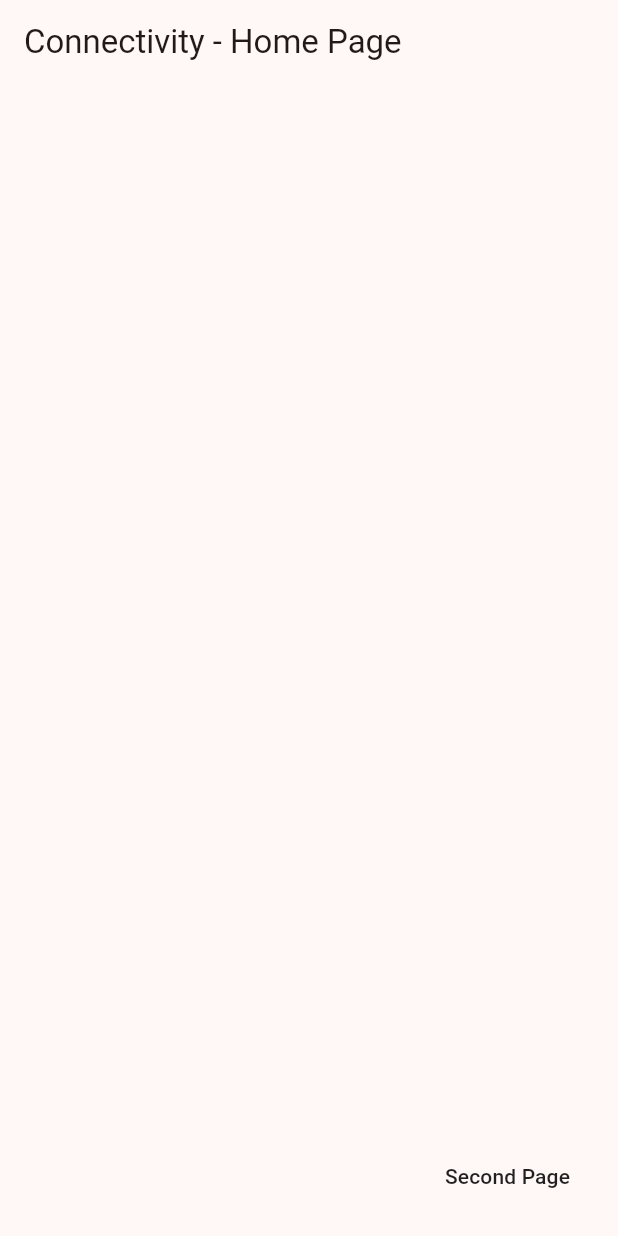
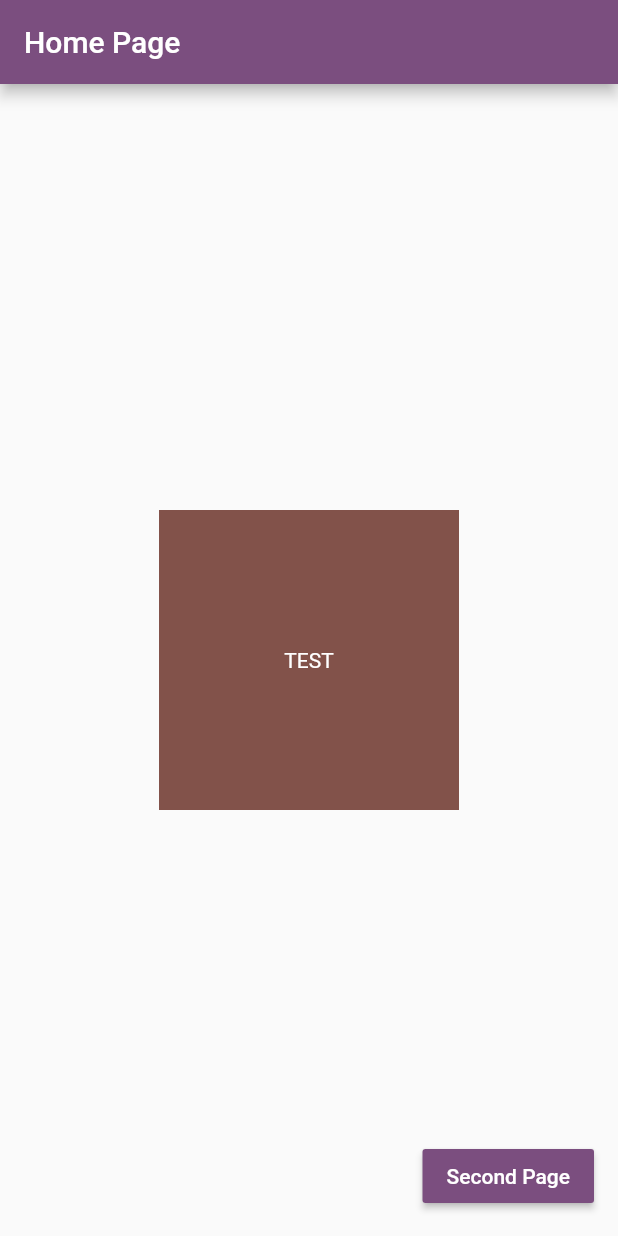
Before and after one commit to esmaeil-ahmadipour/flutter_bloc_connectivity, a Flutter app: the screen it shows after launch, on a phone screen of 412 x 824 dp. Run offline on Flutter 3.47's test engine with Material 2 defaults, Android fonts, the phone set to English and light mode, and no system bars; our stand-ins replace connectivity_plus, flare_flutter, flutter_bloc, internet_connection_checker.

Commit message:
refactor(app): refactor ui - adding `InternetStatusWidget` for cover internet status - adding animation flare file - cover press physical back button when disconnected

```diff
--- a/lib/screens/app.dart
+++ b/lib/screens/app.dart
@@ -10,8 +10,7 @@ class MyApp extends StatelessWidget {
     return MaterialApp(
       title: 'Flutter BloC Connectivity',
       theme: ThemeData(
-        colorScheme: ColorScheme.fromSeed(seedColor: Colors.red),
-        useMaterial3: true,
+        colorScheme: ColorScheme.fromSeed(seedColor: Colors.purple),
       ),
       home: const HomePage(),
     );
--- a/lib/screens/home_screen.dart
+++ b/lib/screens/home_screen.dart
@@ -1,13 +1,50 @@
 import 'package:flutter/material.dart';
+import 'package:flutter_bloc_connectivity/screens/second_screen.dart';
+import 'package:flutter_bloc_connectivity/widgets/internet_status_widget.dart';
 
 class HomePage extends StatelessWidget {
   const HomePage({super.key});
 
   @override
   Widget build(BuildContext context) {
-    return Scaffold(
-      floatingActionButton: MaterialButton(onPressed: (){},child: const Text("Second Page")),
-      appBar: AppBar(title: const Text("Connectivity - Home Page")),
+    return InternetStatusWidget(
+      child: Scaffold(
+        floatingActionButton: MaterialButton(
+          onPressed: () {
+            Navigator.push(
+              context,
+              MaterialPageRoute(
+                builder: (context) =>
+                    const InternetStatusWidget(child: SecondPage()),
+              ),
+            );
+          },
+          color: Theme.of(context).colorScheme.primary,
+          child: Text(
+            "Second Page",
+            style: TextStyle(color: Theme.of(context).colorScheme.onPrimary),
+          ),
+        ),
+        appBar: AppBar(
+          title: const Text(
+            "Home Page",
+          ),
+        ),
+        body: Center(
+          child: Container(
+            color: Theme.of(context).colorScheme.tertiary,
+            width: 200,
+            height: 200,
+            child: Center(
+              child: Text(
+                "TEST",
+                style:
+                    TextStyle(color: Theme.of(context).colorScheme.onTertiary),
+              ),
+            ),
+          ),
+        ),
+      ),
     );
   }
 }
--- a/lib/widgets/internet_status_widget.dart
+++ b/lib/widgets/internet_status_widget.dart
@@ -13,13 +13,17 @@ class InternetStatusWidget extends StatelessWidget {
     return BlocProvider(
       create: (context) => InternetStatusCubit(),
       child: BlocBuilder<InternetStatusCubit, bool>(
-        builder: (context, state) {
-          return Material(
+        builder: (context, isConnectedState) {
+          return WillPopScope(
+            onWillPop: ()async{
+              return isConnectedState;
+            },
+            child: Material(
               child: Stack(
                 children: [
                   child,
                   AnimatedSlide(
-                  offset: state == false ? Offset.zero : const Offset(0, 1),
+                    offset: isConnectedState == false ? Offset.zero : const Offset(0, 1),
                     duration: const Duration(milliseconds: 300),
                     curve: Curves.easeInOutQuint,
                     child: Container(
@@ -52,6 +56,7 @@ class InternetStatusWidget extends StatelessWidget {
                   ),
                 ],
               ),
+            ),
           );
         },
       ),
```
Also changed, not shown: lib/screens/second_screen.dart (+10 -3 lines), pubspec.lock, 1 other file. Lines whose indentation alone changed are shown as unchanged.
